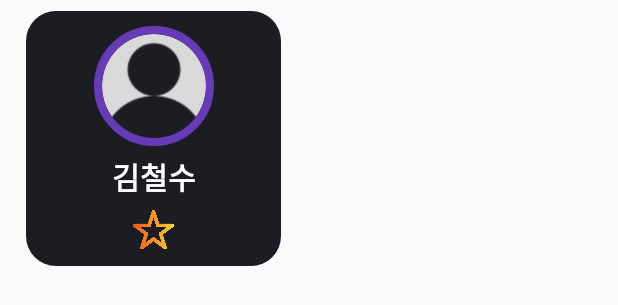
After one commit to CosineAndroid/Contact, an Android app: the layout gridlayout_item.xml on its own in the app's theme, with its tools: preview values and no code run, on a phone screen of 412 x 824 dp. The commit adds this screen. Shown: the top 305 px of the screen. Run offline under Robolectric (Android 15) with nearby library versions, the phone set to English and light mode, and no system bars.

Commit message:
feat: Grid레이아웃 수정, 디데잍페이지 전화,메시지 수정

```diff
--- /dev/null
+++ b/app/src/main/res/layout/gridlayout_item.xml
@@ -0,0 +1,65 @@
+<?xml version="1.0" encoding="utf-8"?>
+<androidx.constraintlayout.widget.ConstraintLayout
+    xmlns:android="http://schemas.android.com/apk/res/android"
+    xmlns:app="http://schemas.android.com/apk/res-auto"
+    android:layout_width="wrap_content"
+    android:layout_height="wrap_content"
+    android:layout_marginStart="10dp">
+
+
+    <androidx.constraintlayout.widget.ConstraintLayout
+        android:layout_width="170dp"
+        android:layout_height="170dp"
+        android:layout_margin="7dp"
+        android:layout_weight="3"
+        android:background="@drawable/darkgray_corner_button"
+        android:backgroundTint="@color/background"
+        app:layout_constraintBottom_toBottomOf="parent"
+        app:layout_constraintEnd_toEndOf="parent"
+        app:layout_constraintStart_toStartOf="parent"
+        app:layout_constraintTop_toTopOf="parent">
+
+        <de.hdodenhof.circleimageview.CircleImageView
+            android:id="@+id/circle_image"
+            android:layout_width="100dp"
+            android:layout_height="90dp"
+            android:layout_gravity="center_vertical"
+            android:layout_weight="1"
+            android:paddingTop="10dp"
+            android:scaleType="centerCrop"
+            app:civ_border_color="#673AB7"
+            app:civ_border_overlay="false"
+            app:civ_border_width="5dp"
+            android:src="@drawable/profile_img"
+            app:layout_constraintEnd_toEndOf="parent"
+            app:layout_constraintStart_toStartOf="parent"
+            app:layout_constraintTop_toTopOf="parent" />
+
+
+        <TextView
+            android:id="@+id/name"
+            android:layout_width="wrap_content"
+            android:layout_height="wrap_content"
+            android:layout_marginTop="5dp"
+            android:text="@string/mypage_name"
+            android:textColor="@color/white"
+            android:textSize="20dp"
+            android:textStyle="bold"
+            app:layout_constraintEnd_toEndOf="parent"
+            app:layout_constraintStart_toStartOf="parent"
+            app:layout_constraintTop_toBottomOf="@+id/circle_image" />
+
+        <ImageView
+            android:id="@+id/star"
+            android:layout_width="30dp"
+            android:layout_height="30dp"
+            android:scaleType="centerCrop"
+            android:layout_marginTop="5dp"
+            android:src="@drawable/empty_star"
+            app:layout_constraintEnd_toEndOf="parent"
+            app:layout_constraintStart_toStartOf="parent"
+            app:layout_constraintTop_toBottomOf="@+id/name" />
+
+    </androidx.constraintlayout.widget.ConstraintLayout>
+
+</androidx.constraintlayout.widget.ConstraintLayout>
```
Also changed, not shown: app/src/main/java/kr/camp/contact/ContactDetailFragment.kt (+12 -0 lines), app/src/main/java/kr/camp/contact/ContactListFragment.kt (+13 -12 lines), app/src/main/java/kr/camp/contact/GridRecyclerViewAdapter.kt (added, +70 -0 lines), app/src/main/res/layout/fragment_mypage.xml (+2 -38 lines).
